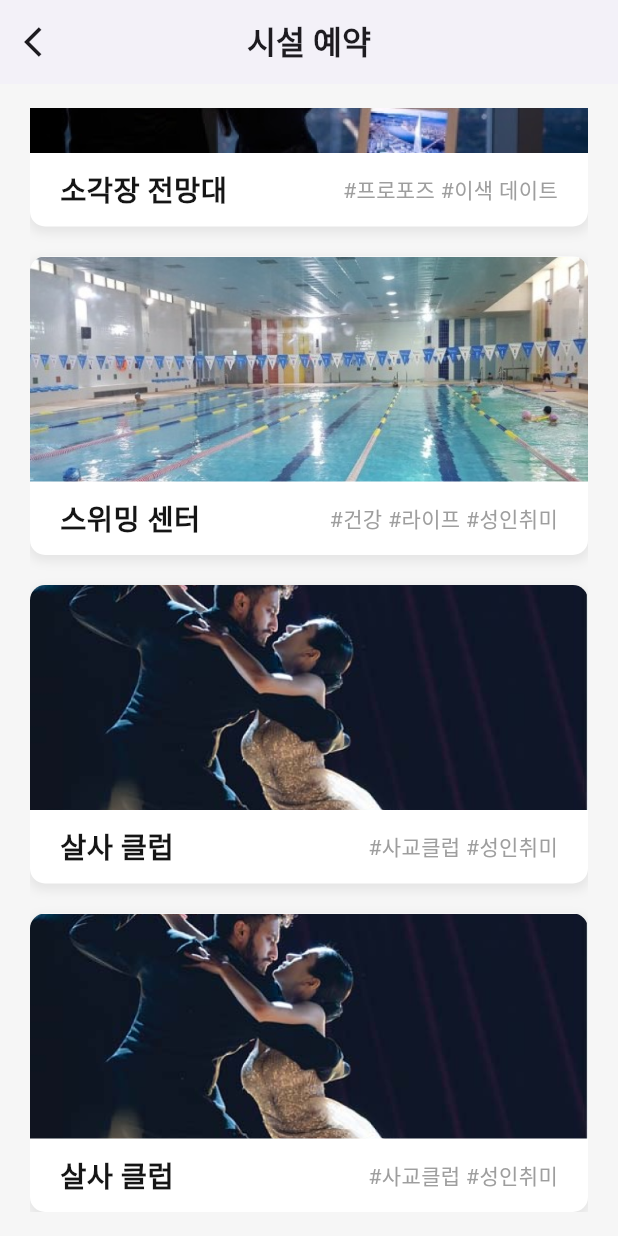
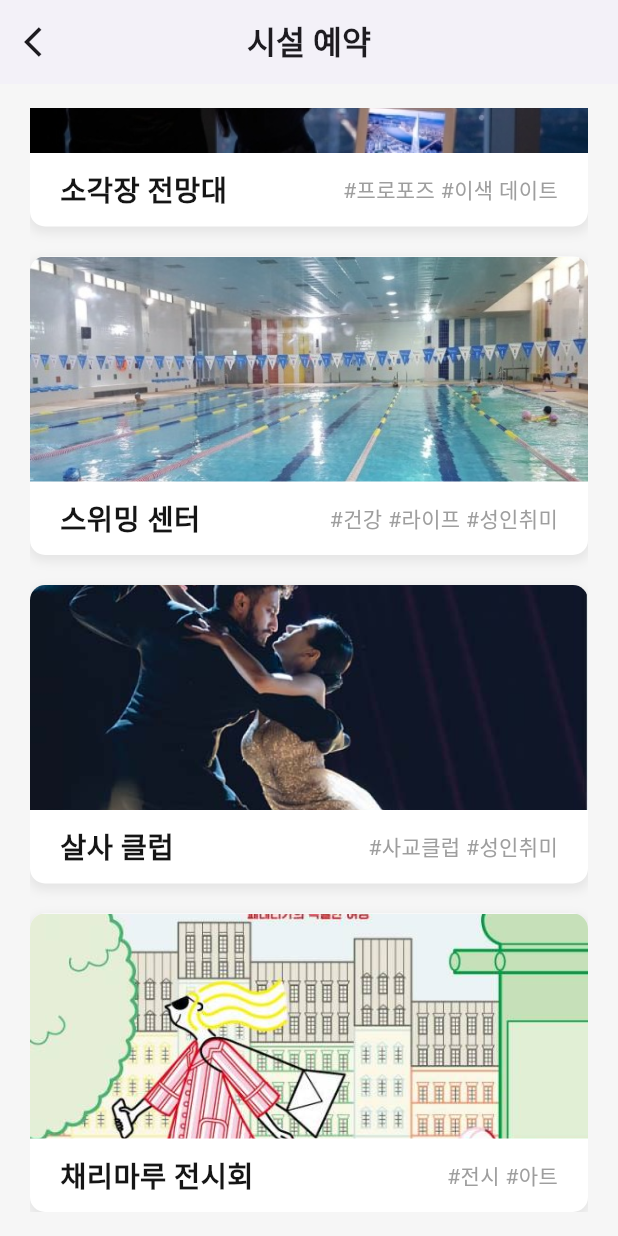
Before and after one commit to cherrie-k/K-HTML-Flutter, a Flutter app: the ReservationPage screen opened by its route, scrolled down 120 dp, on a phone screen of 412 x 824 dp. Run offline on Flutter 3.47's test engine with Material 3 defaults, Android fonts, the phone set to English and light mode, and no system bars; our stand-ins replace flutter_svg, image_picker; Roboto replaces fonts that are missing (Pretendard); project files that could hold a hidden picture were left out.

Commit message:
add reservation posters

```diff
--- a/lib/reservation/facilities.dart
+++ b/lib/reservation/facilities.dart
@@ -1,6 +1,6 @@
 const List<Map<String, dynamic>> facilities = const [
   {
-    'imgUrl': 'assets/images/observatory.png',
+    'imgUrl': 'assets/images/observatory.jpg',
     'name': '소각장 전망대',
     'tags': ['#프로포즈', '#이색 데이트'],
     'detail_info': {
@@ -31,9 +31,9 @@ const List<Map<String, dynamic>> facilities = const [
     },
   },
   {
-    'imgUrl': 'assets/images/salsa.png',
-    'name': '살사 클럽',
-    'tags': ['#사교클럽', '#성인취미'],
+    'imgUrl': 'assets/images/gallery.jpg',
+    'name': '채리마루 전시회',
+    'tags': ['#전시', '#아트'],
     'detail_info': {
       'intro': '',
       'description':
```
Also changed, not shown: assets/images/gallery.jpg (added), assets/images/observatory.jpg (added).
